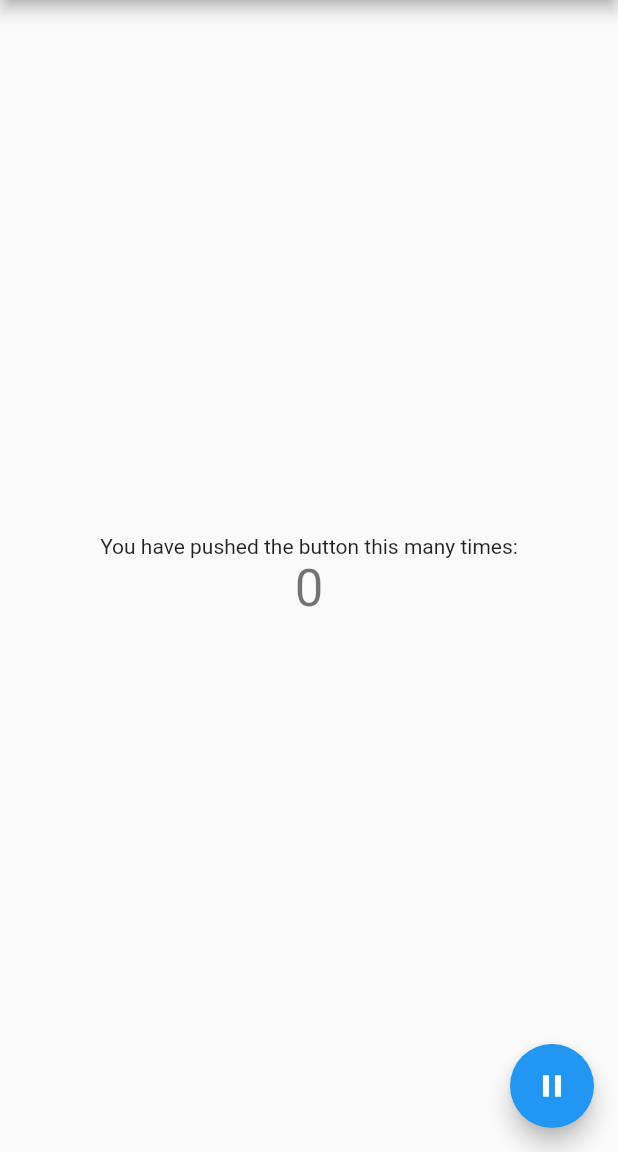
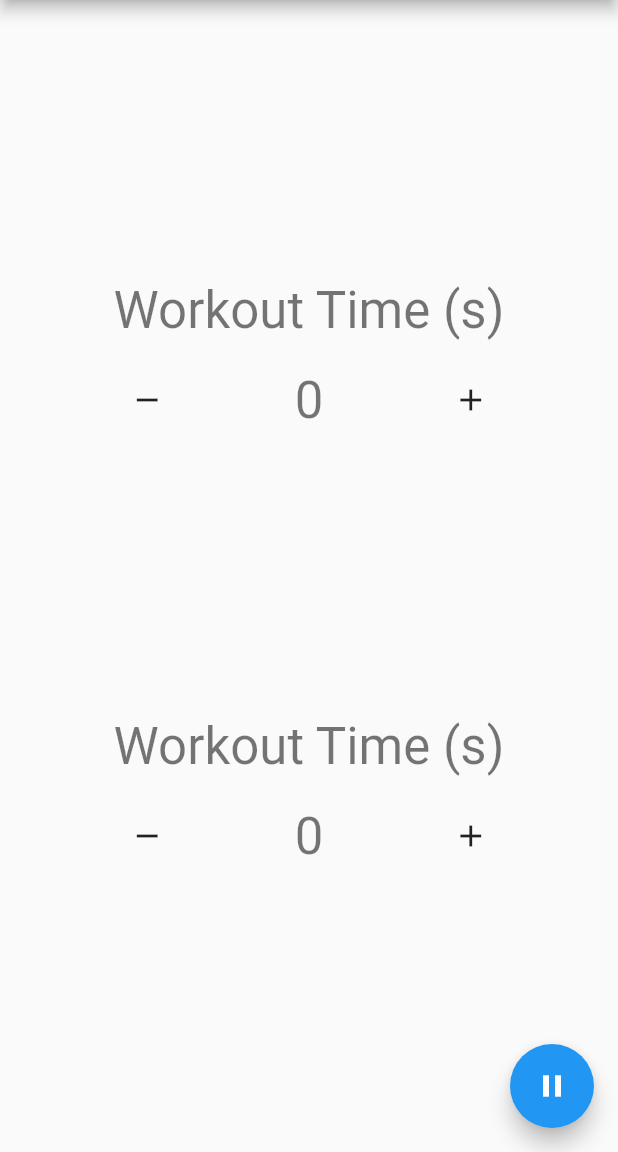
Before and after one commit to iYung/circuit-timer, a Flutter app: the screen it shows after launch, on a phone screen of 412 x 824 dp, the part 84-1236 px from its top. Run offline on Flutter 3.47's test engine with Material 2 defaults, Android fonts, the phone set to English and light mode, and no system bars.

Commit message:
created layout and separate class to be input rows

```diff
--- /dev/null
+++ b/lib/inputrow.dart
@@ -0,0 +1,46 @@
+import 'package:flutter/material.dart';
+
+class InputRow extends StatelessWidget {
+
+  InputRow({Key key, this.title, this.onPressed, this.val}) : super(key: key);
+
+  final String title;
+  final dynamic onPressed;
+  final int val;
+
+  @override
+  Widget build(BuildContext context) {
+    return Center(
+      child:
+        Column(
+          mainAxisAlignment: MainAxisAlignment.center,
+          children: <Widget>[
+            Text(
+              title,
+              style: Theme.of(context).textTheme.display1,
+            ),
+            Padding(
+              padding: EdgeInsets.only(top: 16.0),
+              child: Row(
+                mainAxisAlignment: MainAxisAlignment.spaceEvenly,
+                children: <Widget>[
+                  IconButton(
+                    icon: Icon(Icons.remove),
+                    onPressed: onPressed,
+                  ),
+                  Text(
+                    '$val',
+                    style: Theme.of(context).textTheme.display1,
+                  ),
+                  IconButton(
+                    icon: Icon(Icons.add),
+                    onPressed: onPressed,
+                  ),
+                ],
+              ),
+            ),
+          ],
+        )
+    );
+  }
+}
--- a/lib/main.dart
+++ b/lib/main.dart
@@ -1,5 +1,6 @@
 import 'package:flutter/material.dart';
 import 'package:flutter/services.dart';
+import 'inputrow.dart';
 
 void main() => runApp(MyApp());
 
@@ -43,19 +44,20 @@ class _MyHomePageState extends State<MyHomePage> {
       appBar: AppBar(
         title: Text(widget.title),
       ),
-      body: Center(
-        child: Column(
-          mainAxisAlignment: MainAxisAlignment.center,
-          children: <Widget>[
-            Text(
-              'You have pushed the button this many times:',
-            ),
-            Text(
-              '$_counter',
-              style: Theme.of(context).textTheme.display1,
-            ),
-          ],
-        ),
+      body: Column(
+        mainAxisAlignment: MainAxisAlignment.spaceEvenly,
+        children: <Widget>[
+          InputRow(
+            title: 'Workout Time (s)',
+            val: _counter,
+            onPressed: _startTimer,
+          ),
+          InputRow(
+            title: 'Workout Time (s)',
+            val: _counter,
+            onPressed: _startTimer,
+          ),
+        ],
       ),
       floatingActionButton: FloatingActionButton(
         onPressed: _startTimer,
```
